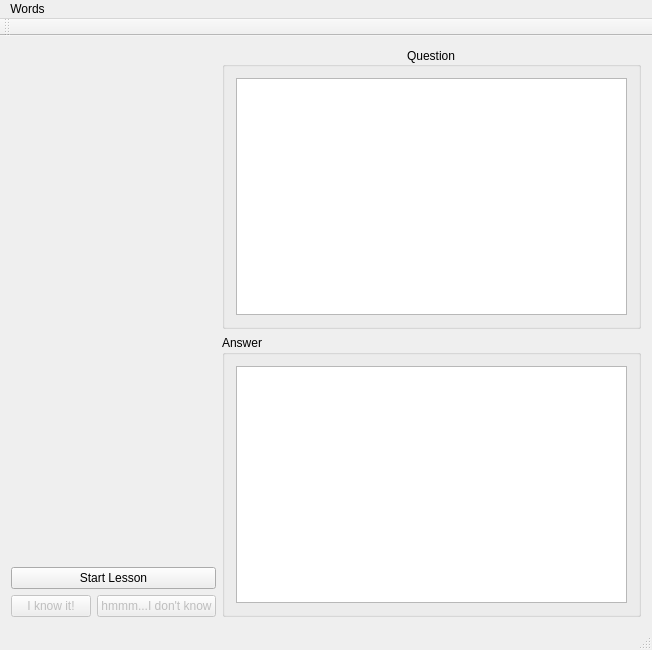
Before: the Qt Designer form GonzalesApp/mainwindow.ui in szymonpi/Gonzales, drawn with Qt 5.
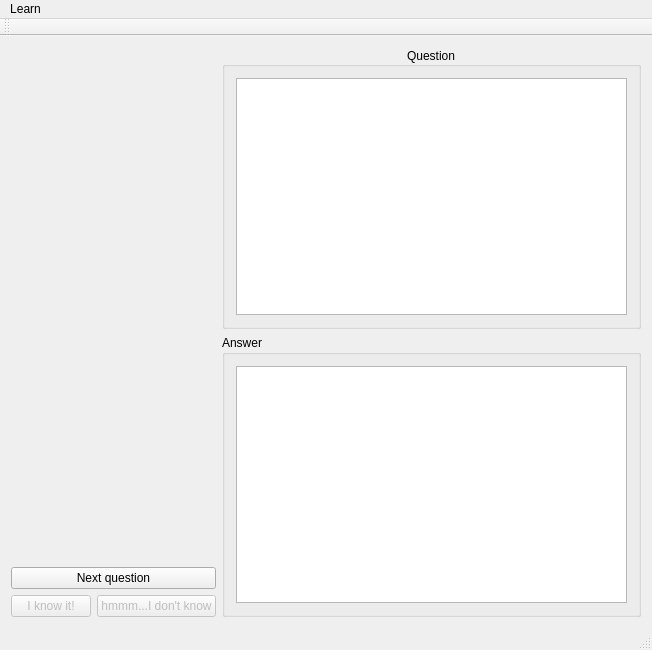
After: the same form once the commit is applied.

```diff
--- a/GonzalesApp/mainwindow.ui
+++ b/GonzalesApp/mainwindow.ui
@@ -33,7 +33,7 @@
       <item>
        <widget class="QPushButton" name="pushButtonNextWord">
         <property name="text">
-         <string>Start Lesson</string>
+         <string>Next question</string>
         </property>
        </widget>
       </item>
@@ -118,7 +118,7 @@
    </property>
    <widget class="QMenu" name="menuWords">
     <property name="title">
-     <string>Words</string>
+     <string>Learn</string>
     </property>
     <addaction name="actionImportQA"/>
    </widget>
```
Left out of the diff: 24 changed lines with no effect on the pictures.
